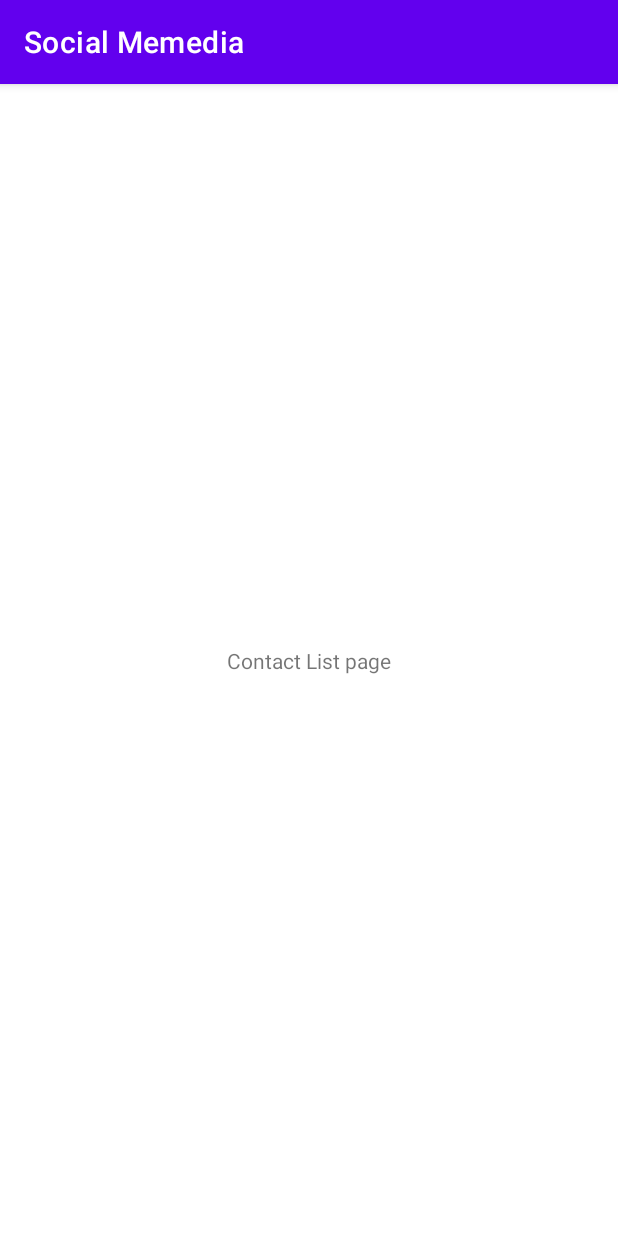
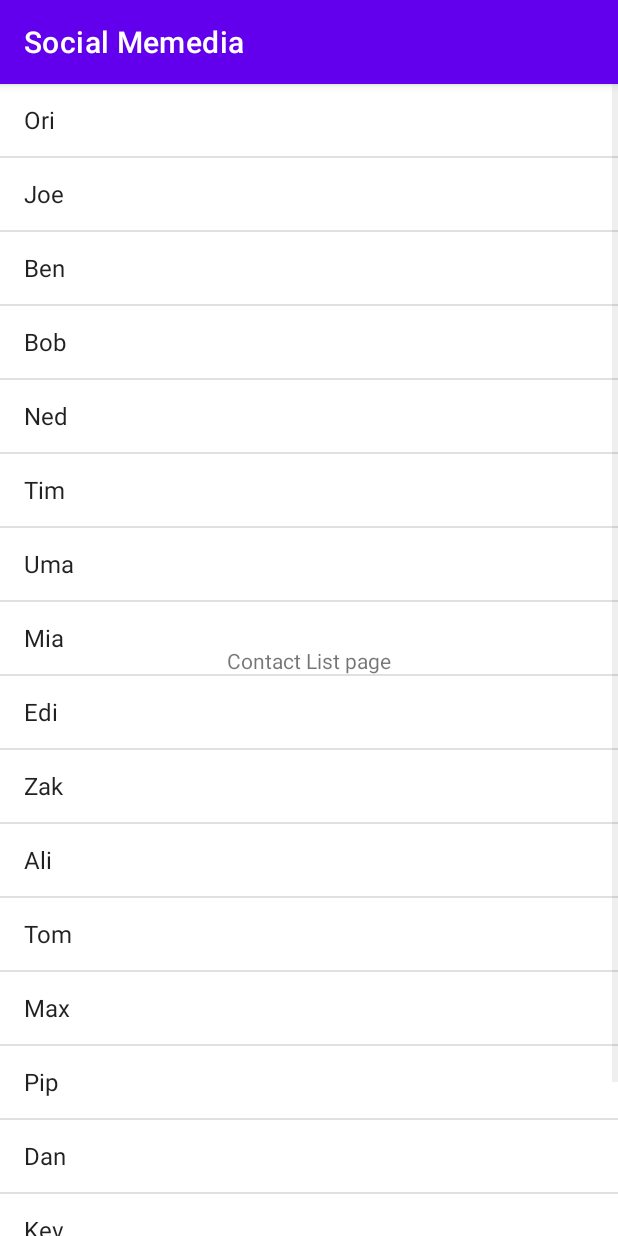
Before and after one commit to YutingShang/SocialMemedia, an Android app: the ContactListActivity screen opened directly, with no data from a screen before it, on a phone screen of 412 x 824 dp. Run offline under Robolectric (Android 15) with nearby library versions, the phone set to English and light mode, and no system bars.

Commit message:
ArrayAdapter and ContactListView Social Memedia V 1.0

```diff
--- a/app/src/main/java/com/example/socialmemedia/ContactListActivity.java
+++ b/app/src/main/java/com/example/socialmemedia/ContactListActivity.java
@@ -3,11 +3,17 @@ package com.example.socialmemedia;
 import androidx.appcompat.app.AppCompatActivity;
 
 import android.os.Bundle;
+import android.widget.ArrayAdapter;
 import android.widget.ListView;
+
+import java.util.ArrayList;
+import java.util.Arrays;
 
 public class ContactListActivity extends AppCompatActivity {
 
     ListView contactListView;
+    ArrayAdapter contactsAdapter;
+    ArrayList<String> users = new ArrayList<String>(Arrays.asList("Ori","Joe","Ben","Bob","Ned","Tim","Uma","Mia","Edi","Zak","Ali","Tom","Max","Pip","Dan","Kev","Jil","Ido"));
 
     @Override
     protected void onCreate(Bundle savedInstanceState) {
@@ -15,6 +21,10 @@ public class ContactListActivity extends AppCompatActivity {
         setContentView(R.layout.activity_contact_list);
 
         contactListView=findViewById(R.id.contactListView);
+        contactsAdapter = new ArrayAdapter<String>(this, android.R.layout.simple_list_item_1,users);
+        //ArrayAdapter populates a ListView with ArrayList items
+        contactListView.setAdapter(contactsAdapter);
+
 
     }
 }
--- a/app/src/main/res/layout/activity_contact_list.xml
+++ b/app/src/main/res/layout/activity_contact_list.xml
@@ -18,8 +18,8 @@
 
     <ListView
         android:id="@+id/contactListView"
-        android:layout_width="0dp"
-        android:layout_height="0dp"
+        android:layout_width="match_parent"
+        android:layout_height="match_parent"
         app:layout_constraintBottom_toBottomOf="parent"
         app:layout_constraintTop_toTopOf="parent"
         app:layout_constraintStart_toStartOf="parent"/>
```
